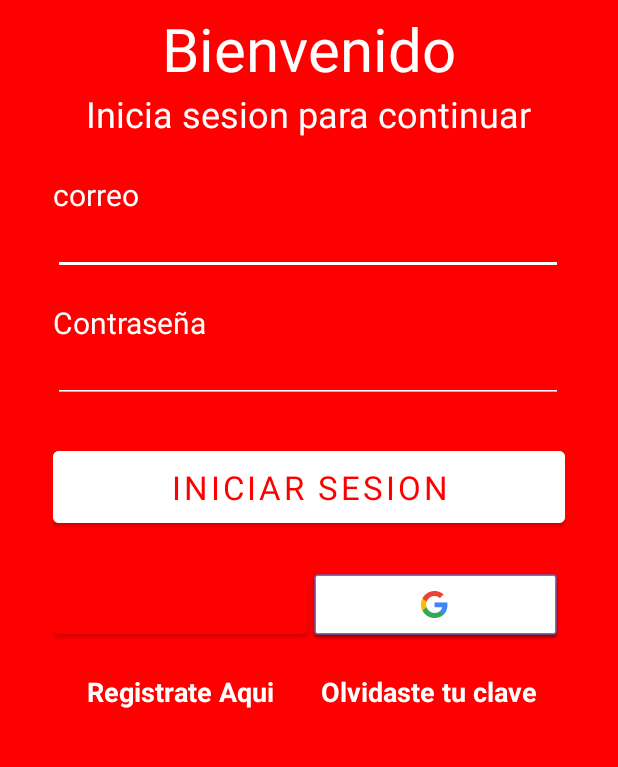
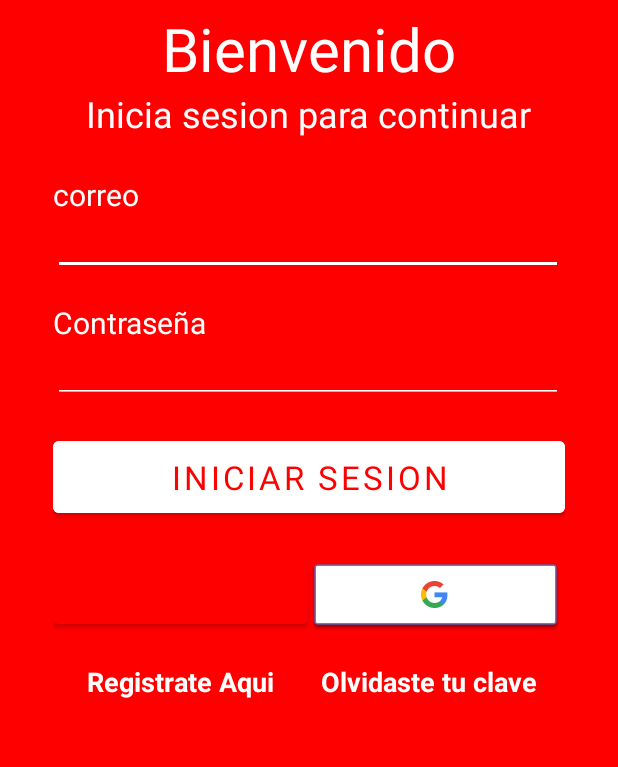
Before and after one commit to aperez900/SalvavidasApp, an Android app: the screen it shows after launch (MainActivity), on a phone screen of 412 x 824 dp, the part 369-1136 px from its top. Run offline under Robolectric (Android 15) with nearby library versions, the phone set to English and light mode, and no system bars; our stand-ins replace Firebase (no records; nobody signed in at launch, a user with empty details on screens opened directly); libraries missing offline, so code that uses them is left out: com.facebook, com.facebook.appevents, com.facebook.login; plain views replace LoginButton; Roboto replaces fonts that are not available here; 4 statements that could not run were skipped.

Commit message:
Login design - cambio en tamaños

```diff
--- a/app/src/main/res/layout/activity_main.xml
+++ b/app/src/main/res/layout/activity_main.xml
@@ -96,7 +96,7 @@
             android:onClick="Iniciar"
             android:text="Iniciar sesion"
             android:textAlignment="center"
-            android:layout_marginTop="12dp"
+            android:layout_marginTop="5dp"
             android:layout_marginBottom="20dp"
             android:textColor="#FFFF0000"
             android:textSize="22dp" />
```
